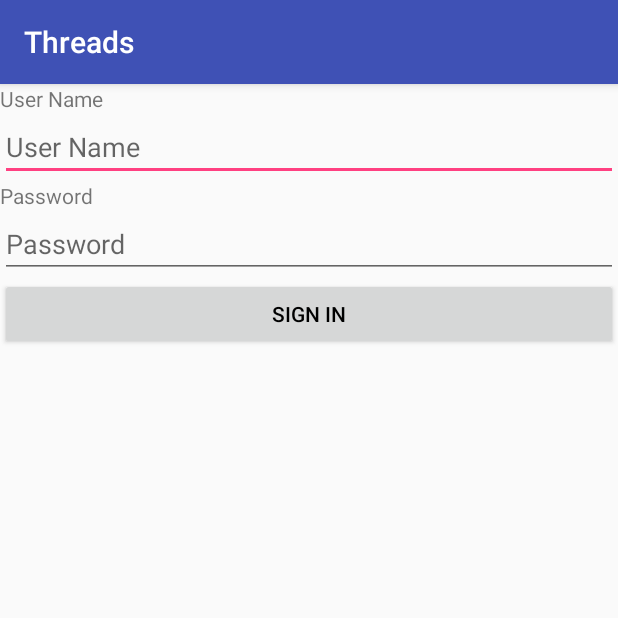
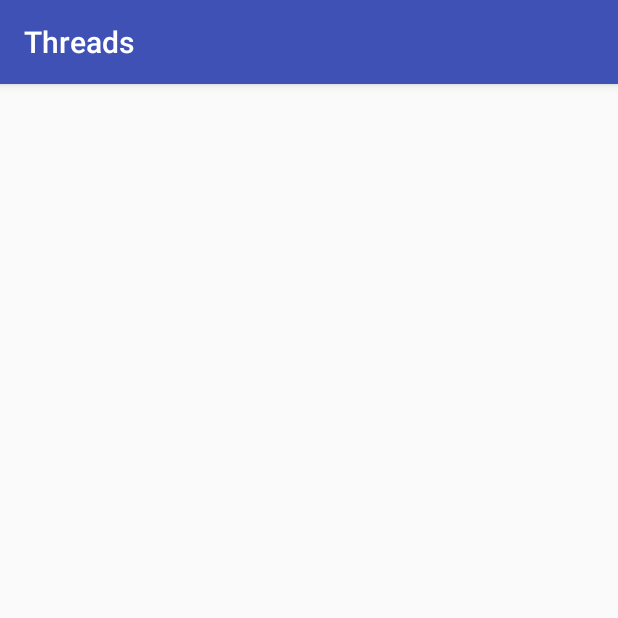
Before and after one commit to git-mad/threads, an Android app: the LinearLayoutLogin screen opened directly, with no data from a screen before it, on a phone screen of 412 x 824 dp, the top half of it. Run offline under Robolectric (Android 15) with nearby library versions, the phone set to English and light mode, and no system bars; 2 statements that could not run were skipped.

Commit message:
Removed code for Linearlayout and added TODO's

```diff
--- a/app/src/main/java/edu/gatech/gtorg/gitmad/threads/activity/LinearLayoutLogin.java
+++ b/app/src/main/java/edu/gatech/gtorg/gitmad/threads/activity/LinearLayoutLogin.java
@@ -12,14 +12,17 @@ import edu.gatech.gtorg.gitmad.threads.R;
 public class LinearLayoutLogin extends AppCompatActivity {
 
     private static boolean loggedIn = false;
-    Button signInBtn;
+    private Button signInBtn;
 
     @Override
     protected void onCreate(Bundle savedInstanceState) {
         super.onCreate(savedInstanceState);
         setContentView(R.layout.activity_linear_layout_login);
-        signInBtn = ((Button) findViewById(R.id.btn_lin_sign_in));
+//        TODO:(8) Use your button id to get the button
+//        To get Reference, R.id.***Your Button Id****
+        signInBtn = ((Button) findViewById("**Reference to your button id"));
 
+        //On click listener, which is a method that activates on button click
         signInBtn.setOnClickListener(new View.OnClickListener() {
             @Override
             public void onClick(View v) {
--- a/app/src/main/res/layout/activity_linear_layout_login.xml
+++ b/app/src/main/res/layout/activity_linear_layout_login.xml
@@ -7,40 +7,27 @@
     tools:context="edu.gatech.gtorg.gitmad.threads.activity.LinearLayoutLogin"
     android:orientation="vertical">
 
+    <!--TODO:(1) Implement your linear Layout for Sign in-->
+    <!--Can do it in XML or using the Design Tab-->
+    <!--TODO:(2) Add One TextView for user name -->
+    <!--TODO:(3) Give it an Id, and set a text for it in strings-->
 
-    <TextView
-        android:text="@string/layout_login_username"
-        android:layout_width="wrap_content"
-        android:layout_height="wrap_content"
-        android:id="@+id/txt_view_lin_username"
-        />
 
-    <EditText
-        android:layout_width="match_parent"
-        android:layout_height="wrap_content"
-        android:inputType="textPersonName"
-        android:ems="10"
-        android:id="@+id/edit_txt_lin_user_name"
-        android:hint="@string/layout_login_username" />
 
-    <TextView
-        android:text="@string/layout_login_password"
-        android:layout_width="match_parent"
-        android:layout_height="wrap_content"
-        android:id="@+id/txt_view_lin_password" />
+    <!--TODO:(4) Create an EditText for the person to input their User Name-->
+    <!--TODO:(5) Give an Id and hint-->
 
-    <EditText
-        android:layout_width="match_parent"
-        android:layout_height="wrap_content"
-        android:inputType="textPassword"
-        android:ems="10"
-        android:id="@+id/edit_txt_lin_password"
-        android:hint="@string/layout_login_password" />
 
-    <Button
-        android:text="@string/layout_button_signin"
-        android:layout_width="match_parent"
-        android:layout_height="wrap_content"
-        android:id="@+id/btn_lin_sign_in" />
+
+
+    <!--TODO:(6) Create another set of TextView and EditText for Password-->
+
+
+
+
+
+    <!--TODO:(7) Create Button. Give an Id, and set Text to "Sign In"-->
+
+
 
 </LinearLayout>
--- a/app/src/main/res/values/strings.xml
+++ b/app/src/main/res/values/strings.xml
@@ -2,7 +2,6 @@
     <string name="app_name">Threads</string>
     <string name="title_activity_main">MainActivity</string>
 
-    <!-- TODO: Remove or change this placeholder text -->
     <string name="hello_blank_fragment">Hello blank fragment</string>
     <string name="title_activity_thread_details">ThreadDetailsActivity</string>
     <string name="action_settings">Settings</string>
```
Also changed, not shown: app/src/main/java/edu/gatech/gtorg/gitmad/threads/activity/MainActivity.java (+6 -5 lines), app/src/main/res/layout/activity_constraint_layout_login.xml (+5 -6 lines).
